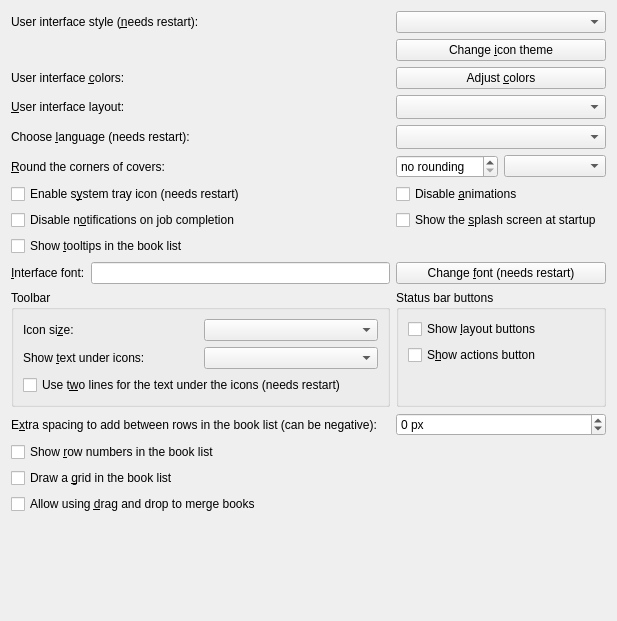
The window that src/calibre/gui2/preferences/look_feel_tabs/main_interface.ui (kovidgoyal/calibre) describes before a commit, drawn with Qt 5.
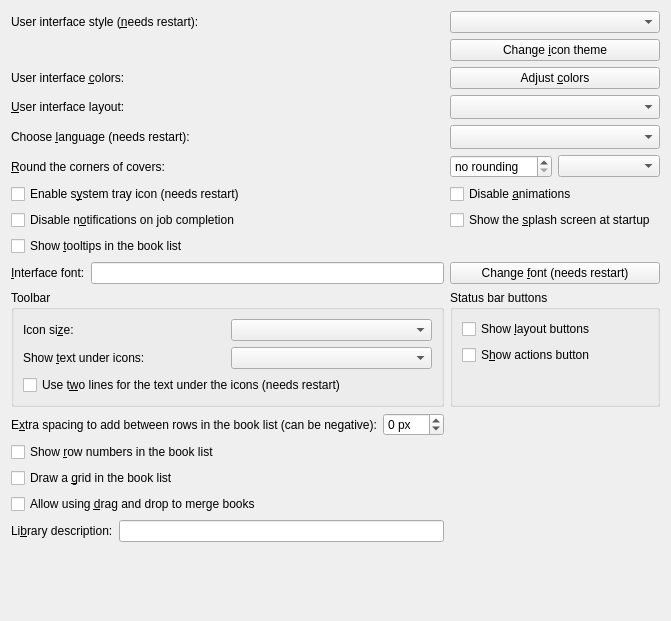
The same window after the commit.

Commit message: Add the possibility of having a library description shown in the title bar using a new option in Look & feel / Main interface. Also small clean ups of that tab's layout.

The edit to the form file:
```diff
--- a/src/calibre/gui2/preferences/look_feel_tabs/main_interface.ui
+++ b/src/calibre/gui2/preferences/look_feel_tabs/main_interface.ui
@@ -73,6 +73,27 @@
      </property>
     </widget>
    </item>
+   <item row="15" column="0">
+    <layout class="QHBoxLayout" name="desc_layout">
+     <item>
+      <widget class="QLabel" name="desc_label">
+       <property name="text">
+        <string>Li&amp;brary description:</string>
+       </property>
+       <property name="buddy">
+        <cstring>opt_library_description</cstring>
+       </property>
+      </widget>
+     </item>
+     <item>
+      <widget class="QLineEdit" name="opt_library_description">
+       <property name="toolTip">
+        <string>Text put here will show in the calibre window title bar after the library name</string>
+       </property>
+      </widget>
+     </item>
+    </layout>
+   </item>
    <item row="6" column="1">
     <widget class="QCheckBox" name="opt_disable_animations">
      <property name="toolTip">
@@ -121,7 +142,19 @@
      </item>
     </layout>
    </item>
-   <item row="11" column="1">
+   <item row="11" column="0">
+    <layout class="QHBoxLayout" name="layout_spacing">
+     <item>
+      <widget class="QLabel" name="label_4">
+       <property name="text">
+        <string>E&amp;xtra spacing to add between rows in the book list (can be negative):</string>
+       </property>
+       <property name="buddy">
+        <cstring>opt_book_list_extra_row_spacing</cstring>
+       </property>
+      </widget>
+     </item>
+     <item>
     <widget class="QSpinBox" name="opt_book_list_extra_row_spacing">
      <property name="suffix">
       <string> px</string>
@@ -131,6 +164,8 @@
      </property>
     </widget>
    </item>
+    </layout>
+   </item>
    <item row="7" column="1">
     <widget class="QCheckBox" name="opt_show_splash_screen">
      <property name="text">
@@ -263,29 +298,6 @@
      </layout>
     </widget>
    </item>
-   <item row="16" column="0">
-    <spacer name="verticalSpacer_3">
-     <property name="orientation">
-      <enum>Qt::Vertical</enum>
-     </property>
-     <property name="sizeHint" stdset="0">
-      <size>
-       <width>20</width>
-       <height>40</height>
-      </size>
-     </property>
-    </spacer>
-   </item>
-   <item row="11" column="0">
-    <widget class="QLabel" name="label_4">
-     <property name="text">
-      <string>E&amp;xtra spacing to add between rows in the book list (can be negative):</string>
-     </property>
-     <property name="buddy">
-      <cstring>opt_book_list_extra_row_spacing</cstring>
-     </property>
-    </widget>
-   </item>
    <item row="7" column="0">
     <widget class="QCheckBox" name="opt_disable_tray_notification">
      <property name="toolTip">
@@ -339,7 +351,7 @@
      </property>
     </widget>
    </item>
-   <item row="15" column="0">
+   <item row="100" column="0">
     <spacer name="verticalSpacer_2">
      <property name="orientation">
       <enum>Qt::Vertical</enum>
```
Lines whose indentation alone changed are shown as unchanged. The commit also changes 3 other files.
